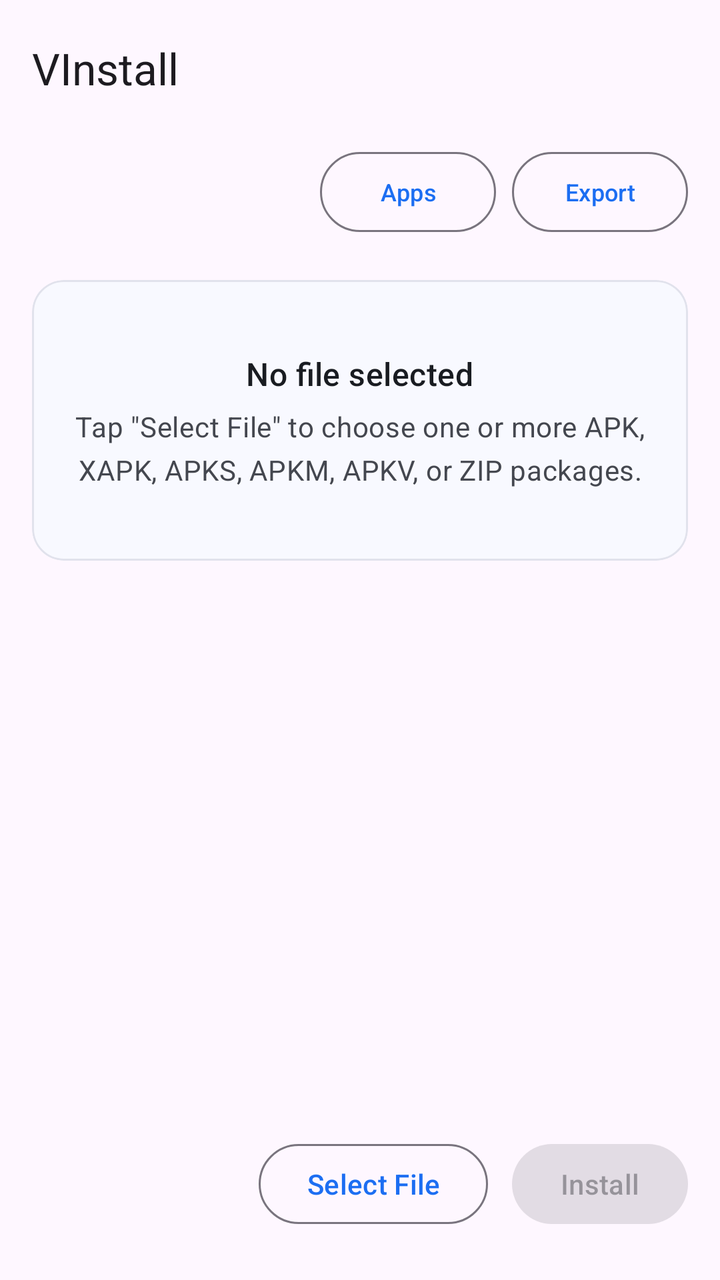
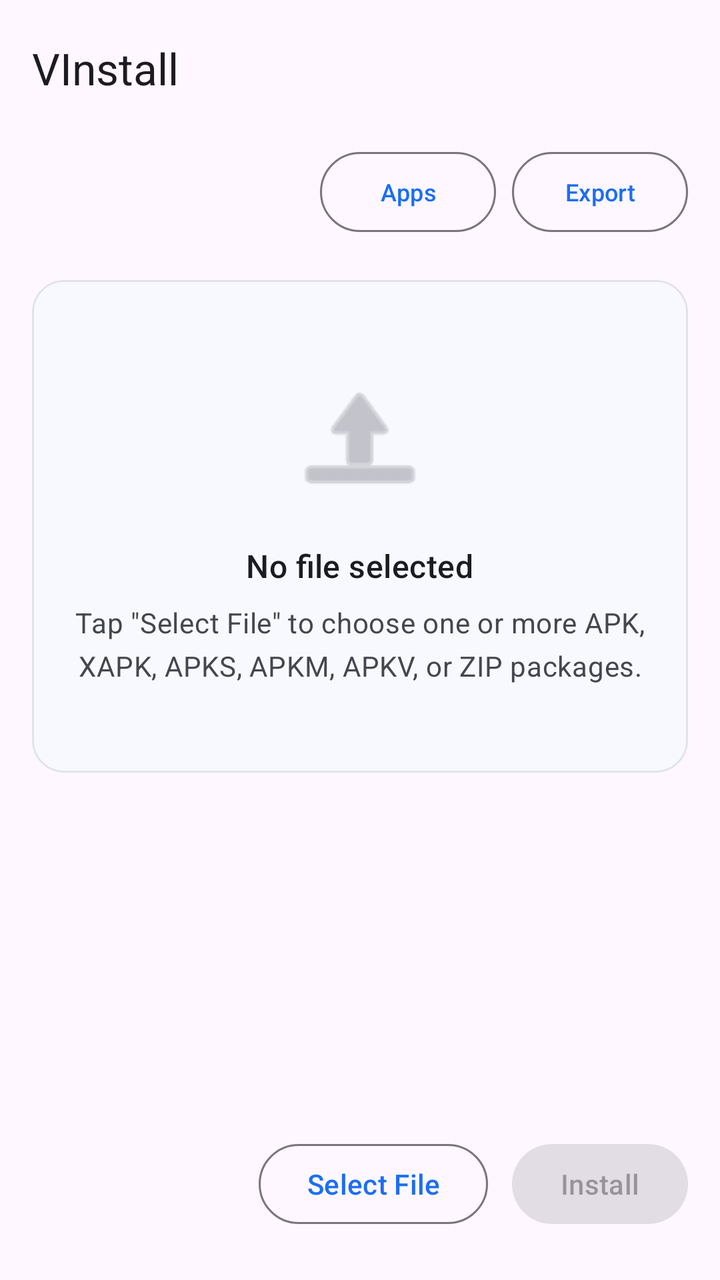

Compare the two renders of this Android layout. The source of the first and the diff that turns it into the second are given below.
<!-- AndroidManifest.xml: application theme Theme.UniversalInstaller -->
<!-- res/layout/activity_main.xml -->
<?xml version="1.0" encoding="utf-8"?>
<androidx.constraintlayout.widget.ConstraintLayout xmlns:android="http://schemas.android.com/apk/res/android"
    xmlns:app="http://schemas.android.com/apk/res-auto"
    android:layout_width="match_parent"
    android:layout_height="match_parent">

    <com.google.android.material.appbar.MaterialToolbar
        android:id="@+id/toolbar"
        android:layout_width="0dp"
        android:layout_height="wrap_content"
        android:paddingTop="4dp"
        app:title="@string/app_name"
        app:titleTextAppearance="@style/TextAppearance.Material3.TitleLarge"
        app:layout_constraintTop_toTopOf="parent"
        app:layout_constraintStart_toStartOf="parent"
        app:layout_constraintEnd_toEndOf="parent" />

    <LinearLayout
        android:id="@+id/layout_toolbar_actions"
        android:layout_width="0dp"
        android:layout_height="wrap_content"
        android:orientation="horizontal"
        android:paddingHorizontal="16dp"
        android:paddingVertical="8dp"
        android:gravity="center_vertical"
        app:layout_constraintTop_toBottomOf="@id/toolbar"
        app:layout_constraintStart_toStartOf="parent"
        app:layout_constraintEnd_toEndOf="parent">

        <View
            android:id="@+id/install_mode_dot"
            android:layout_width="10dp"
            android:layout_height="10dp"
            android:background="@drawable/dot_active" />

        <TextView
            android:id="@+id/text_install_mode_status"
            android:layout_width="0dp"
            android:layout_height="wrap_content"
            android:layout_weight="1"
            android:layout_marginStart="6dp"
            android:textAppearance="@style/TextAppearance.Material3.LabelSmall"
            android:textColor="?attr/colorOnSurfaceVariant" />

        <com.google.android.material.button.MaterialButton
            android:id="@+id/btn_debug"
            style="@style/Widget.Material3.Button.TonalButton.Icon"
            android:layout_width="wrap_content"
            android:layout_height="wrap_content"
            android:text="@string/debug_window"
            android:textSize="11sp"
            android:layout_marginStart="8dp"
            android:visibility="gone" />

        <com.google.android.material.button.MaterialButton
            android:id="@+id/btn_app_manager"
            style="@style/Widget.Material3.Button.OutlinedButton"
            android:layout_width="wrap_content"
            android:layout_height="wrap_content"
            android:text="@string/btn_app_manager"
            android:textSize="12sp"
            android:layout_marginStart="8dp" />

        <com.google.android.material.button.MaterialButton
            android:id="@+id/btn_backup"
            style="@style/Widget.Material3.Button.OutlinedButton"
            android:layout_width="wrap_content"
            android:layout_height="wrap_content"
            android:text="@string/btn_backup_manager"
            android:textSize="12sp"
            android:layout_marginStart="8dp" />

    </LinearLayout>

    <com.google.android.material.card.MaterialCardView
        android:id="@+id/card_file_info"
        android:layout_width="0dp"
        android:layout_height="wrap_content"
        android:layout_marginHorizontal="16dp"
        android:layout_marginTop="12dp"
        app:cardElevation="0dp"
        app:strokeWidth="1dp"
        app:strokeColor="?attr/colorSurfaceVariant"
        app:cardCornerRadius="16dp"
        app:layout_constraintTop_toBottomOf="@id/layout_toolbar_actions"
        app:layout_constraintStart_toStartOf="parent"
        app:layout_constraintEnd_toEndOf="parent">

        <LinearLayout
            android:layout_width="match_parent"
            android:layout_height="wrap_content"
            android:orientation="vertical"
            android:padding="20dp">

            <LinearLayout
                android:id="@+id/layout_empty_state"
                android:layout_width="match_parent"
                android:layout_height="wrap_content"
                android:orientation="vertical"
                android:paddingVertical="16dp"
                android:gravity="center">

                <TextView
                    android:layout_width="wrap_content"
                    android:layout_height="wrap_content"
                    android:text="@string/no_file_selected"
                    android:textAppearance="@style/TextAppearance.Material3.TitleMedium"
                    android:textColor="?attr/colorOnSurface" />

                <TextView
                    android:layout_width="wrap_content"
                    android:layout_height="wrap_content"
                    android:layout_marginTop="6dp"
                    android:text="@string/tap_to_select"
                    android:textAppearance="@style/TextAppearance.Material3.BodyMedium"
                    android:textColor="?attr/colorOnSurfaceVariant"
                    android:gravity="center"
                    android:lineSpacingMultiplier="1.3" />
            </LinearLayout>

            <LinearLayout
                android:id="@+id/layout_queue_info"
                android:layout_width="match_parent"
                android:layout_height="wrap_content"
                android:orientation="vertical"
                android:visibility="gone">

                <LinearLayout
                    android:layout_width="match_parent"
                    android:layout_height="wrap_content"
                    android:orientation="horizontal"
                    android:gravity="center_vertical"
                    android:layout_marginBottom="4dp">

                    <TextView
                        android:id="@+id/text_queue_label"
                        android:layout_width="0dp"
                        android:layout_height="wrap_content"
                        android:layout_weight="1"
                        android:textAppearance="@style/TextAppearance.Material3.LabelMedium"
                        android:textColor="?attr/colorOnSurfaceVariant"
                        android:letterSpacing="0.06" />

                    <TextView
                        android:id="@+id/text_queue_hint"
                        android:layout_width="wrap_content"
                        android:layout_height="wrap_content"
                        android:text="@string/queue_drag_hint"
                        android:textAppearance="@style/TextAppearance.Material3.LabelSmall"
                        android:textColor="?attr/colorOnSurfaceVariant"
                        android:alpha="0.6" />

                </LinearLayout>

                <androidx.recyclerview.widget.RecyclerView
                    android:id="@+id/recycler_queue"
                    android:layout_width="match_parent"
                    android:layout_height="wrap_content"
                    android:maxHeight="240dp"
                    android:nestedScrollingEnabled="true"
                    android:overScrollMode="ifContentScrolls" />

            </LinearLayout>

            <LinearLayout
                android:id="@+id/layout_file_info"
                android:layout_width="match_parent"
                android:layout_height="wrap_content"
                android:orientation="vertical"
                android:visibility="gone">

                <LinearLayout
                    android:layout_width="match_parent"
                    android:layout_height="wrap_content"
                    android:orientation="horizontal"
                    android:gravity="center_vertical">

                    <ImageView
                        android:id="@+id/image_app_icon"
                        android:layout_width="52dp"
                        android:layout_height="52dp"
                        android:scaleType="fitCenter"
                        android:visibility="gone"
                        android:contentDescription="@string/app_icon_desc" />

                    <LinearLayout
                        android:layout_width="0dp"
                        android:layout_height="wrap_content"
                        android:layout_weight="1"
                        android:layout_marginStart="12dp"
                        android:orientation="vertical">

                        <TextView
                            android:id="@+id/text_file_name"
                            android:layout_width="match_parent"
                            android:layout_height="wrap_content"
                            android:textAppearance="@style/TextAppearance.Material3.TitleMedium"
                            android:textColor="?attr/colorOnSurface"
                            android:maxLines="2"
                            android:ellipsize="end" />

                        <TextView
                            android:id="@+id/text_package_meta"
                            android:layout_width="match_parent"
                            android:layout_height="wrap_content"
                            android:layout_marginTop="2dp"
                            android:textAppearance="@style/TextAppearance.Material3.BodySmall"
                            android:textColor="?attr/colorOnSurfaceVariant"
                            android:visibility="gone"
                            android:maxLines="1"
                            android:ellipsize="end" />

                        <TextView
                            android:id="@+id/text_file_path"
                            android:layout_width="match_parent"
                            android:layout_height="wrap_content"
                            android:layout_marginTop="2dp"
                            android:textAppearance="@style/TextAppearance.Material3.BodySmall"
                            android:textColor="?attr/colorOnSurfaceVariant"
                            android:visibility="gone"
                            android:singleLine="true"
                            android:ellipsize="middle" />

                    </LinearLayout>
                </LinearLayout>

                <LinearLayout
                    android:layout_width="match_parent"
                    android:layout_height="wrap_content"
                    android:orientation="horizontal"
                    android:baselineAligned="false"
                    android:layout_marginTop="14dp">

                    <LinearLayout
                        android:layout_width="0dp"
                        android:layout_height="wrap_content"
                        android:layout_weight="1"
                        android:orientation="vertical">

                        <TextView
                            android:layout_width="wrap_content"
                            android:layout_height="wrap_content"
                            android:text="@string/format_label"
                            android:textAppearance="@style/TextAppearance.Material3.LabelSmall"
                            android:textColor="?attr/colorOnSurfaceVariant"
                            android:letterSpacing="0.06" />

                        <TextView
                            android:id="@+id/text_format"
                            android:layout_width="wrap_content"
                            android:layout_height="wrap_content"
                            android:layout_marginTop="2dp"
                            android:textAppearance="@style/TextAppearance.Material3.BodyLarge"
                            android:textColor="?attr/colorOnSurface" />
                    </LinearLayout>

                    <LinearLayout
                        android:layout_width="0dp"
                        android:layout_height="wrap_content"
                        android:layout_weight="1"
                        android:orientation="vertical">

                        <TextView
                            android:layout_width="wrap_content"
                            android:layout_height="wrap_content"
                            android:text="@string/size_label"
                            android:textAppearance="@style/TextAppearance.Material3.LabelSmall"
                            android:textColor="?attr/colorOnSurfaceVariant"
                            android:letterSpacing="0.06" />

                        <TextView
                            android:id="@+id/text_size"
                            android:layout_width="wrap_content"
                            android:layout_height="wrap_content"
                            android:layout_marginTop="2dp"
                            android:textAppearance="@style/TextAppearance.Material3.BodyLarge"
                            android:textColor="?attr/colorOnSurface" />
                    </LinearLayout>
                </LinearLayout>

                <LinearLayout
                    android:id="@+id/layout_hash"
                    android:layout_width="match_parent"
                    android:layout_height="wrap_content"
                    android:orientation="vertical"
                    android:layout_marginTop="12dp"
                    android:visibility="gone">

                    <TextView
                        android:layout_width="wrap_content"
                        android:layout_height="wrap_content"
                        android:text="@string/label_sha256"
                        android:textAppearance="@style/TextAppearance.Material3.LabelSmall"
                        android:textColor="?attr/colorOnSurfaceVariant"
                        android:letterSpacing="0.06" />

                    <TextView
                        android:id="@+id/text_hash"
                        android:layout_width="match_parent"
                        android:layout_height="wrap_content"
                        android:layout_marginTop="2dp"
                        android:textAppearance="@style/TextAppearance.Material3.BodySmall"
                        android:textColor="?attr/colorOnSurface"
                        android:fontFamily="monospace"
                        android:maxLines="2"
                        android:ellipsize="end" />
                </LinearLayout>

            </LinearLayout>
        </LinearLayout>
    </com.google.android.material.card.MaterialCardView>

    <com.google.android.material.progressindicator.LinearProgressIndicator
        android:id="@+id/progress_bar"
        android:layout_width="0dp"
        android:layout_height="wrap_content"
        android:layout_marginHorizontal="16dp"
        android:layout_marginTop="16dp"
        android:visibility="gone"
        android:indeterminate="true"
        app:trackCornerRadius="4dp"
        app:layout_constraintTop_toBottomOf="@id/card_file_info"
        app:layout_constraintStart_toStartOf="parent"
        app:layout_constraintEnd_toEndOf="parent" />

    <TextView
        android:id="@+id/text_batch_progress"
        android:layout_width="0dp"
        android:layout_height="wrap_content"
        android:layout_marginHorizontal="16dp"
        android:layout_marginTop="8dp"
        android:textAppearance="@style/TextAppearance.Material3.LabelMedium"
        android:textColor="?attr/colorPrimary"
        android:visibility="gone"
        app:layout_constraintTop_toBottomOf="@id/progress_bar"
        app:layout_constraintStart_toStartOf="parent"
        app:layout_constraintEnd_toEndOf="parent" />

    <TextView
        android:id="@+id/text_status"
        android:layout_width="0dp"
        android:layout_height="wrap_content"
        android:layout_marginHorizontal="16dp"
        android:layout_marginTop="6dp"
        android:textAppearance="@style/TextAppearance.Material3.BodyMedium"
        android:textColor="?attr/colorOnSurfaceVariant"
        android:visibility="gone"
        app:layout_constraintTop_toBottomOf="@id/text_batch_progress"
        app:layout_constraintStart_toStartOf="parent"
        app:layout_constraintEnd_toEndOf="parent" />

    <LinearLayout
        android:id="@+id/layout_buttons"
        android:layout_width="0dp"
        android:layout_height="wrap_content"
        android:orientation="horizontal"
        android:layout_marginHorizontal="16dp"
        android:layout_marginBottom="24dp"
        android:gravity="end"
        app:layout_constraintBottom_toBottomOf="parent"
        app:layout_constraintStart_toStartOf="parent"
        app:layout_constraintEnd_toEndOf="parent">

        <com.google.android.material.button.MaterialButton
            android:id="@+id/btn_select_splits"
            style="@style/Widget.Material3.Button.OutlinedButton"
            android:layout_width="wrap_content"
            android:layout_height="wrap_content"
            android:text="@string/select_splits"
            android:visibility="gone" />

        <com.google.android.material.button.MaterialButton
            android:id="@+id/btn_cancel"
            style="@style/Widget.Material3.Button.OutlinedButton"
            android:layout_width="wrap_content"
            android:layout_height="wrap_content"
            android:layout_marginStart="8dp"
            android:text="@string/cancel"
            android:visibility="gone" />

        <com.google.android.material.button.MaterialButton
            android:id="@+id/btn_select"
            style="@style/Widget.Material3.Button.OutlinedButton"
            android:layout_width="wrap_content"
            android:layout_height="wrap_content"
            android:layout_marginStart="8dp"
            android:text="@string/select_file" />

        <com.google.android.material.button.MaterialButton
            android:id="@+id/btn_install"
            android:layout_width="wrap_content"
            android:layout_height="wrap_content"
            android:layout_marginStart="12dp"
            android:enabled="false"
            android:text="@string/install" />

    </LinearLayout>

</androidx.constraintlayout.widget.ConstraintLayout>
<!-- resources referenced by this layout -->
<resources>
  <string name="app_icon_desc">App icon</string>
  <string name="app_name">VInstall</string>
  <string name="btn_app_manager">Apps</string>
  <string name="btn_backup_manager">Export</string>
  <string name="cancel">Cancel</string>
  <string name="debug_window">Debug</string>
  <string name="format_label">Format</string>
  <string name="install">Install</string>
  <string name="label_sha256">SHA-256</string>
  <string name="no_file_selected">No file selected</string>
  <string name="queue_drag_hint">Drag to reorder</string>
  <string name="select_file">Select File</string>
  <string name="select_splits">Select Split Parts</string>
  <string name="size_label">Size</string>
  <string name="tap_to_select">Tap \"Select File\" to choose one or more APK, XAPK, APKS, APKM, APKV, or ZIP packages.</string>
  <style name="Theme.UniversalInstaller" parent="Theme.Material3.DayNight.NoActionBar">
          <item name="colorPrimary">@color/primary</item>
          <item name="colorOnPrimary">@color/on_primary</item>
          <item name="colorPrimaryContainer">@color/primary_container</item>
          <item name="colorOnPrimaryContainer">@color/on_primary_container</item>
          <item name="colorSurface">@color/surface</item>
          <item name="colorOnSurface">@color/on_surface</item>
          <item name="colorSurfaceVariant">@color/surface_variant</item>
          <item name="colorOnSurfaceVariant">@color/on_surface_variant</item>
          <item name="android:statusBarColor">@color/surface</item>
          <item name="android:navigationBarColor">@color/surface</item>
          <item name="android:windowLightStatusBar">true</item>
          
          <item name="android:windowActivityTransitions">true</item>
          <item name="android:windowContentTransitions">true</item>
      </style>
  <color name="primary">#1C6EF2</color>
  <color name="on_primary">#FFFFFF</color>
  <color name="primary_container">#D8E2FF</color>
  <color name="on_primary_container">#001452</color>
  <color name="surface">#F8F9FF</color>
  <color name="on_surface">#191C21</color>
  <color name="surface_variant">#E1E2EC</color>
  <color name="on_surface_variant">#44474F</color>
</resources>

<!-- the commit's change to res/layout/activity_main.xml (unified diff, before → after) -->
@@ -2,7 +2,8 @@
 <androidx.constraintlayout.widget.ConstraintLayout xmlns:android="http://schemas.android.com/apk/res/android"
     xmlns:app="http://schemas.android.com/apk/res-auto"
     android:layout_width="match_parent"
-    android:layout_height="match_parent">
+    android:layout_height="match_parent"
+    android:animateLayoutChanges="true">
 
     <com.google.android.material.appbar.MaterialToolbar
         android:id="@+id/toolbar"
@@ -97,8 +98,17 @@
                 android:layout_width="match_parent"
                 android:layout_height="wrap_content"
                 android:orientation="vertical"
-                android:paddingVertical="16dp"
+                android:paddingVertical="24dp"
                 android:gravity="center">
+
+                <ImageView
+                    android:layout_width="72dp"
+                    android:layout_height="72dp"
+                    android:src="@android:drawable/ic_menu_upload"
+                    app:tint="?attr/colorOnSurfaceVariant"
+                    android:alpha="0.5"
+                    android:layout_marginBottom="16dp"
+                    android:contentDescription="@string/app_icon_desc" />
 
                 <TextView
                     android:layout_width="wrap_content"
@@ -110,12 +120,13 @@
                 <TextView
                     android:layout_width="wrap_content"
                     android:layout_height="wrap_content"
-                    android:layout_marginTop="6dp"
+                    android:layout_marginTop="8dp"
                     android:text="@string/tap_to_select"
                     android:textAppearance="@style/TextAppearance.Material3.BodyMedium"
                     android:textColor="?attr/colorOnSurfaceVariant"
                     android:gravity="center"
                     android:lineSpacingMultiplier="1.3" />
+
             </LinearLayout>
 
             <LinearLayout
@@ -222,6 +233,7 @@
                             android:ellipsize="middle" />
 
                     </LinearLayout>
+
                 </LinearLayout>
 
                 <LinearLayout
@@ -252,6 +264,7 @@
                             android:layout_marginTop="2dp"
                             android:textAppearance="@style/TextAppearance.Material3.BodyLarge"
                             android:textColor="?attr/colorOnSurface" />
+
                     </LinearLayout>
 
                     <LinearLayout
@@ -275,7 +288,9 @@
                             android:layout_marginTop="2dp"
                             android:textAppearance="@style/TextAppearance.Material3.BodyLarge"
                             android:textColor="?attr/colorOnSurface" />
+
                     </LinearLayout>
+
                 </LinearLayout>
 
                 <LinearLayout
@@ -304,10 +319,13 @@
                         android:fontFamily="monospace"
                         android:maxLines="2"
                         android:ellipsize="end" />
+
                 </LinearLayout>
 
             </LinearLayout>
+
         </LinearLayout>
+
     </com.google.android.material.card.MaterialCardView>
 
     <com.google.android.material.progressindicator.LinearProgressIndicator
